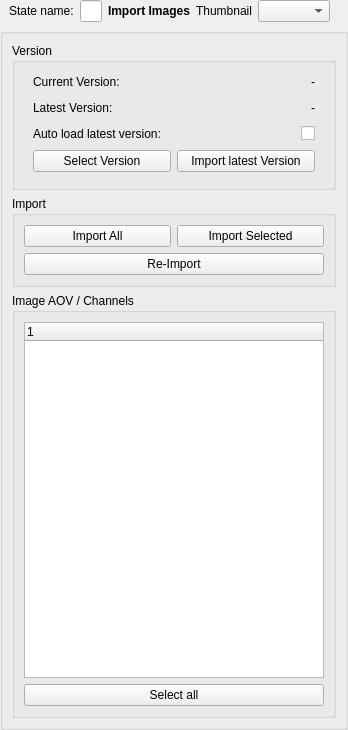
Before: the Qt Designer form Fusion/Scripts/StateManagerNodes/StateUserInterfaces/fus_Image_Import.ui in Animatect/Prism2_PluginFusion, drawn with Qt 5.
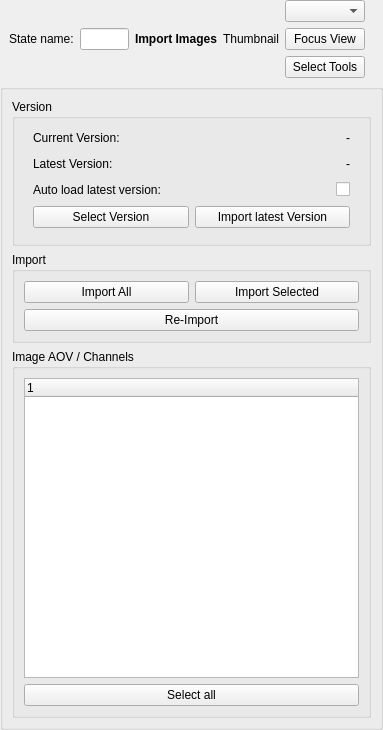
After: the same form once the commit is applied.

Commit message:
Added Focus and Select buttons to State UI
#166 #175

Adds ability to Focus and Select the State's tools in the comp.

The edit to the form file:
```diff
--- a/Fusion/Scripts/StateManagerNodes/StateUserInterfaces/fus_Image_Import.ui
+++ b/Fusion/Scripts/StateManagerNodes/StateUserInterfaces/fus_Image_Import.ui
@@ -6,7 +6,7 @@
    <rect>
     <x>0</x>
     <y>0</y>
-    <width>340</width>
+    <width>383</width>
     <height>730</height>
    </rect>
   </property>
@@ -84,7 +84,25 @@
        </widget>
       </item>
       <item>
-       <widget class="QComboBox" name="cb_taskColor"/>
+       <layout class="QVBoxLayout" name="lo_options">
+        <item>
+         <widget class="QComboBox" name="cb_taskColor"/>
+        </item>
+        <item>
+         <widget class="QPushButton" name="b_focusView">
+          <property name="text">
+           <string>Focus View</string>
+          </property>
+         </widget>
+        </item>
+        <item>
+         <widget class="QPushButton" name="b_selectTools">
+          <property name="text">
+           <string>Select Tools</string>
+          </property>
+         </widget>
+        </item>
+       </layout>
       </item>
      </layout>
     </widget>
```
The commit also changes 3 other files.
